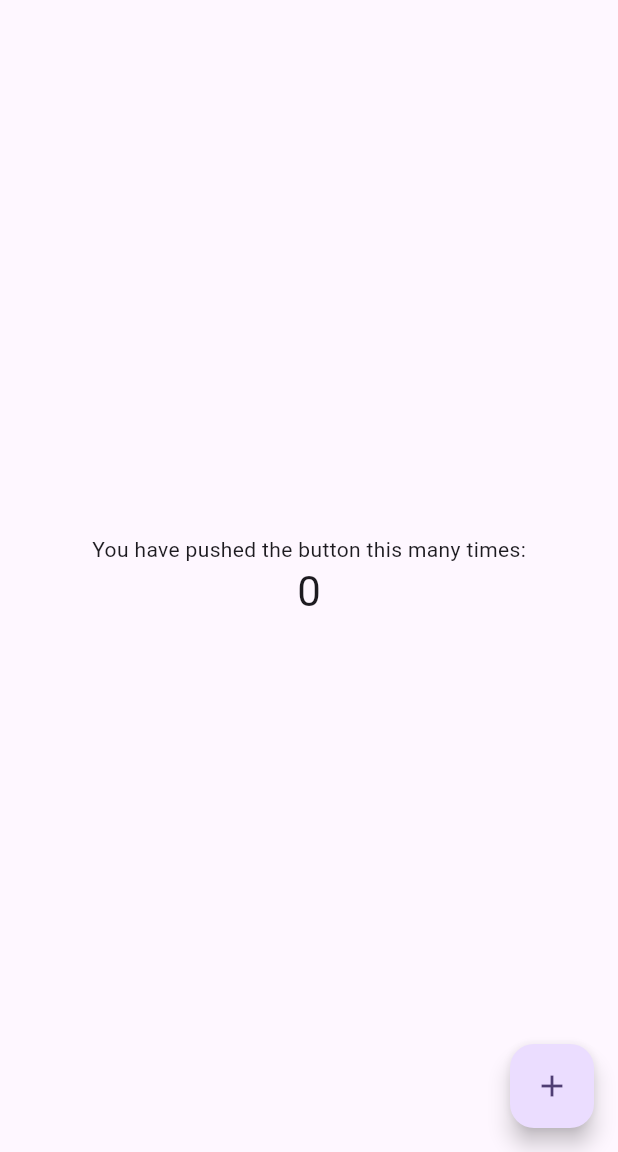
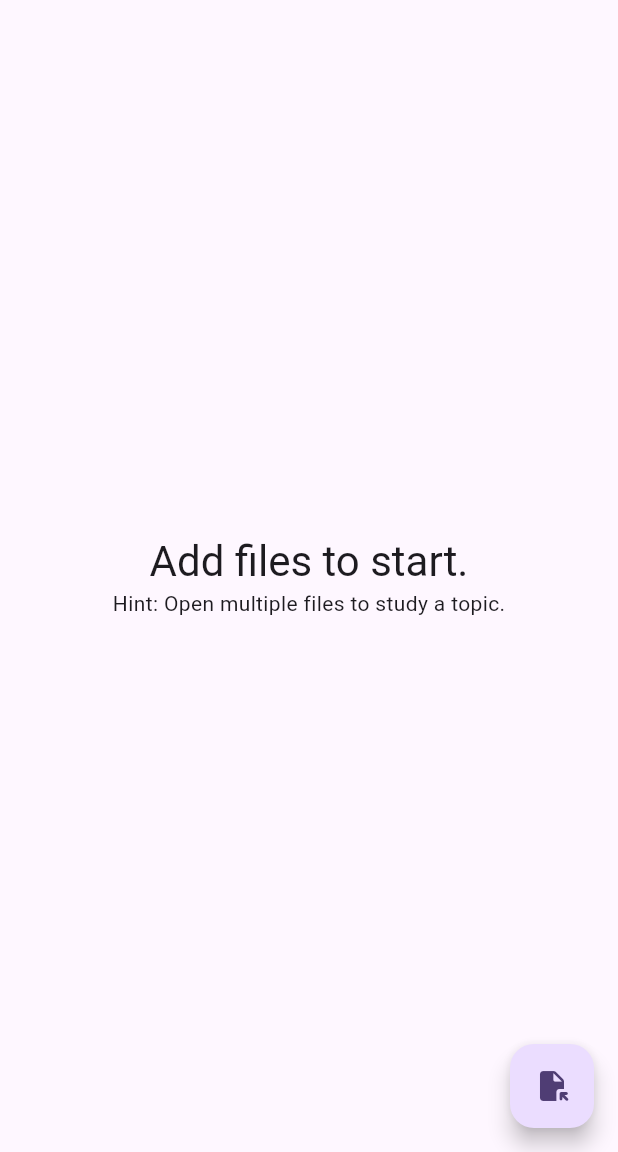
Before and after one commit to petersephrin/spreedit3.0, a Flutter app: the screen it shows after launch, on a phone screen of 412 x 824 dp, the part 84-1236 px from its top. Run offline on Flutter 3.47's test engine with Material 3 defaults, Android fonts, the light colour scheme and no system bars; our stand-ins replace file_picker.

Commit message:
feat:open file with file picker;next:gemini going through files and adding them to firebase

```diff
--- a/lib/main.dart
+++ b/lib/main.dart
@@ -1,3 +1,4 @@
+import 'package:file_picker/file_picker.dart';
 import 'package:flutter/material.dart';
 
 void main() {
@@ -55,17 +56,12 @@ class MyHomePage extends StatefulWidget {
 }
 
 class _MyHomePageState extends State<MyHomePage> {
-  int _counter = 0;
-
-  void _incrementCounter() {
-    setState(() {
-      // This call to setState tells the Flutter framework that something has
-      // changed in this State, which causes it to rerun the build method below
-      // so that the display can reflect the updated values. If we changed
-      // _counter without calling setState(), then the build method would not be
-      // called again, and so nothing would appear to happen.
-      _counter++;
-    });
+  void pickFiles() async {
+    FilePickerResult? result =
+        await FilePicker.platform.pickFiles(allowMultiple: true);
+    if (result != null) {
+      print("Files picked");
+    }
   }
 
   @override
@@ -105,20 +101,20 @@ class _MyHomePageState extends State<MyHomePage> {
           // wireframe for each widget.
           mainAxisAlignment: MainAxisAlignment.center,
           children: <Widget>[
+            Text(
+              'Add files to start.',
+              style: Theme.of(context).textTheme.headlineMedium,
+            ),
             const Text(
-              'You have pushed the button this many times:',
-            ),
-            Text(
-              '$_counter',
-              style: Theme.of(context).textTheme.headlineMedium,
+              'Hint: Open multiple files to study a topic.',
             ),
           ],
         ),
       ),
       floatingActionButton: FloatingActionButton(
-        onPressed: _incrementCounter,
-        tooltip: 'Increment',
-        child: const Icon(Icons.add),
+        onPressed: pickFiles,
+        tooltip: 'Open files',
+        child: const Icon(Icons.file_open_rounded),
       ), // This trailing comma makes auto-formatting nicer for build methods.
     );
   }
--- a/pubspec.yaml
+++ b/pubspec.yaml
@@ -36,6 +36,7 @@ dependencies:
   # Use with the CupertinoIcons class for iOS style icons.
   cupertino_icons: ^1.0.6
   file_picker: ^8.0.6
+  flutter_gemini: ^2.0.4
 
 dev_dependencies:
   flutter_test:
```
Also changed, not shown: pubspec.lock.
